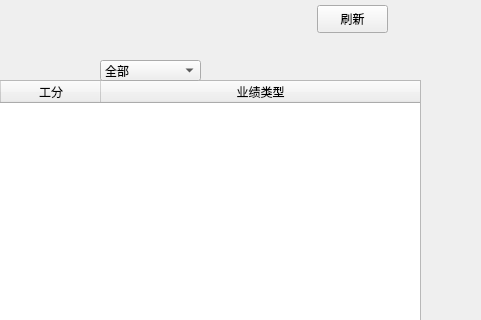
The window that resources/ui/showPerforInfo.ui (holyswordZZQ/TPSES) describes before a commit, drawn with Qt 5; both pictures show x 360 to 841 and y 0 to 320 of the 841 by 650 pixel window.
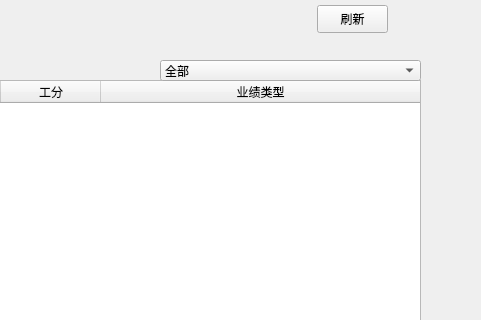
The same window after the commit.

Diff of the .ui file:
```diff
--- a/resources/ui/showPerforInfo.ui
+++ b/resources/ui/showPerforInfo.ui
@@ -98,9 +98,9 @@
   <widget class="QComboBox" name="perforTypeComboBox">
    <property name="geometry">
     <rect>
-     <x>460</x>
+     <x>520</x>
      <y>60</y>
-     <width>101</width>
+     <width>261</width>
      <height>21</height>
     </rect>
    </property>
@@ -162,7 +162,7 @@
      <x>0</x>
      <y>50</y>
      <width>841</width>
-     <height>591</height>
+     <height>601</height>
     </rect>
    </property>
    <property name="text">
```
